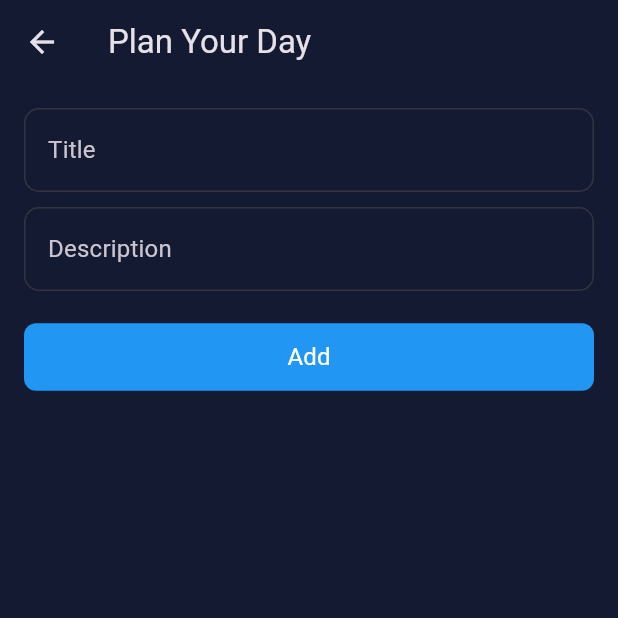
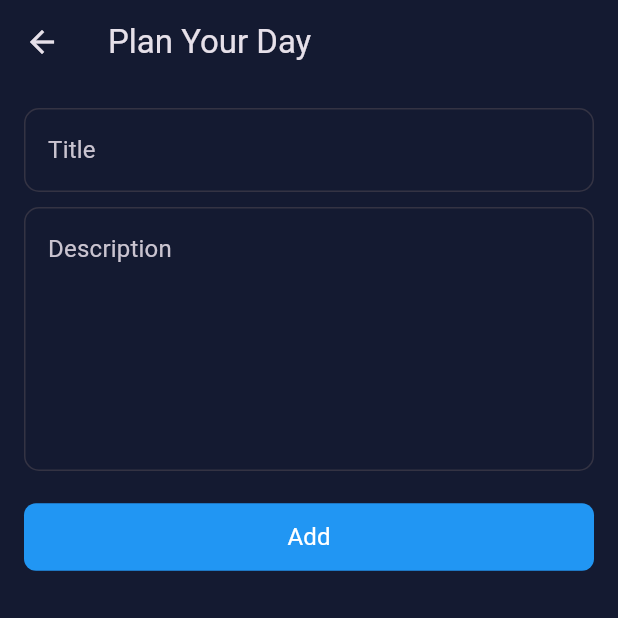
Before and after one commit to Gielzy-Boateng/Goal_Getter, a Flutter app: the GoalsView screen opened by its route, after a tap on the "add" icon, on a phone screen of 412 x 824 dp, the top half of it. Run offline on Flutter 3.47's test engine with Material 3 defaults, Android fonts, the phone set to English and light mode, and no system bars; our stand-ins replace appwrite, flutter_bloc, flutter_spinkit, fpdart, get_it, get_storage and 2 more; accounts and stored records are empty; network calls fail.

Commit message:
feat:delete Goals

```diff
--- a/lib/core/utils/app_string.dart
+++ b/lib/core/utils/app_string.dart
@@ -32,11 +32,11 @@ class AppString {
   static const add = 'Add';
   static const update = 'Update';
   static const todoCreated = 'Goal created successfully';
-  static const todoUpdated = 'Todo updated successfully';
-  static const todoDeleted = 'Todo deleted successfully';
-  static const deletedTodo = 'Delete Todo';
+  static const todoUpdated = 'Goal updated successfully';
+  static const todoDeleted = 'Goal deleted successfully';
+  static const deletedTodo = 'Delete Goal';
   static const areYouSureToDeleteTodo =
-      'Are you sure you want to deleted todo?';
+      'Are you sure you want to delete your goal?';
   static const profile = 'Profile';
   static const logout = 'Logout';
   static const profileUpdated = 'ProfileUpdated';
--- a/lib/core/widgets/custom_text_form_field.dart
+++ b/lib/core/widgets/custom_text_form_field.dart
@@ -11,6 +11,7 @@ class CustomTextFormField extends StatelessWidget {
     required this.obscureText,
     required this.hintText,
     required this.suffix,
+    this.maxLines,
   });
   final TextEditingController controller;
   final String? Function(String? val) validator;
@@ -18,10 +19,12 @@ class CustomTextFormField extends StatelessWidget {
   final bool obscureText;
   final String hintText;
   final Widget? suffix;
+  final int? maxLines;
 
   @override
   Widget build(BuildContext context) {
     return TextFormField(
+      maxLines: maxLines,
       obscureText: obscureText,
       autovalidateMode: AutovalidateMode.onUserInteraction,
       controller: controller,
--- a/lib/features/goals/view/goals_view.dart
+++ b/lib/features/goals/view/goals_view.dart
@@ -30,9 +30,16 @@ class _GoalsViewState extends State<GoalsView> {
         actions: [
           IconButton(
             onPressed: () {
+              context.read<GoalsCubit>().fetchGoals();
+            },
+            icon: const Icon(Icons.refresh),
+          ),
+          IconButton(
+            onPressed: () {
               //move to profile screen
             },
-              icon: const Icon(Icons.person))
+            icon: const Icon(Icons.person),
+          ),
         ],
       ),
       body: BlocBuilder<GoalsCubit, GoalsState>(
@@ -42,14 +49,33 @@ class _GoalsViewState extends State<GoalsView> {
           } else if (state is GoalsFetchSuccess) {
             final goals = state.goalsModel;
             return goals.isNotEmpty
-                ? ListView.builder(
+                ? Padding(
+                    padding:
+                        const EdgeInsets.symmetric(horizontal: 5, vertical: 10),
+                    child: ListView.separated(
                       itemCount: goals.length,
                       itemBuilder: (context, index) {
                         final goal = goals[index];
                         return ListTile(
-                        onTap: () =>
-                            context.pushNamed(RouteNames.editGoal, extra: goal),
-                        title: Text(goal.title),
+                          onTap: () => context.pushNamed(RouteNames.editGoal,
+                              extra: goal),
+                          title: Column(
+                            children: [
+                              Text(goal.title.toUpperCase(),
+                                  // textAlign: TextAlign.center,
+                                  style: Theme.of(context)
+                                      .textTheme
+                                      .titleMedium!
+                                      .copyWith(
+                                        fontWeight: FontWeight.bold,
+
+                                        // color: AppColor.appColor,
+                                      )),
+                              const SizedBox(
+                                height: 10,
+                              )
+                            ],
+                          ),
                           subtitle: Text(goal.description),
                           leading: CircleAvatar(
                             radius: 10,
@@ -59,10 +85,31 @@ class _GoalsViewState extends State<GoalsView> {
                           ),
                         );
                       },
+                      separatorBuilder: (context, index) {
+                        return const Divider(
+                          color: AppColor.whiteColor,
+                          thickness: 0.5,
+                        );
+                      },
+                    ),
                   )
-                : const Text(AppString.noDataFound);
+                : const Center(
+                    child: Text(
+                    AppString.noDataFound,
+                    style: TextStyle(
+                        // color: AppColor.snackBarRed,
+                        fontWeight: FontWeight.bold,
+                        fontSize: 20),
+                  ));
           } else if (state is GoalsError) {
-            return Text(state.error);
+            return Center(
+                child: Text(
+              "${state.error} ⚠️",
+              style: const TextStyle(
+                  // color: AppColor.snackBarRed,
+                  fontWeight: FontWeight.bold,
+                  fontSize: 20),
+            ));
           }
           return Container();
         },
--- a/pubspec.yaml
+++ b/pubspec.yaml
@@ -42,6 +42,7 @@ dependencies:
   flutter_bloc: ^9.0.0
   flutter_spinkit: ^5.2.1
   get_storage: ^2.1.1
+  awesome_dialog: ^3.2.1
 
 dev_dependencies:
   flutter_test:
```
Also changed, not shown: lib/data/repository/goals_repository.dart (+24 -0 lines), lib/features/goals/cubit/goals_cubit.dart (+12 -0 lines), lib/features/goals/view/add_edit_goals_view.dart (+17 -2 lines), pubspec.lock, 6 other files. Lines whose indentation alone changed are shown as unchanged.
